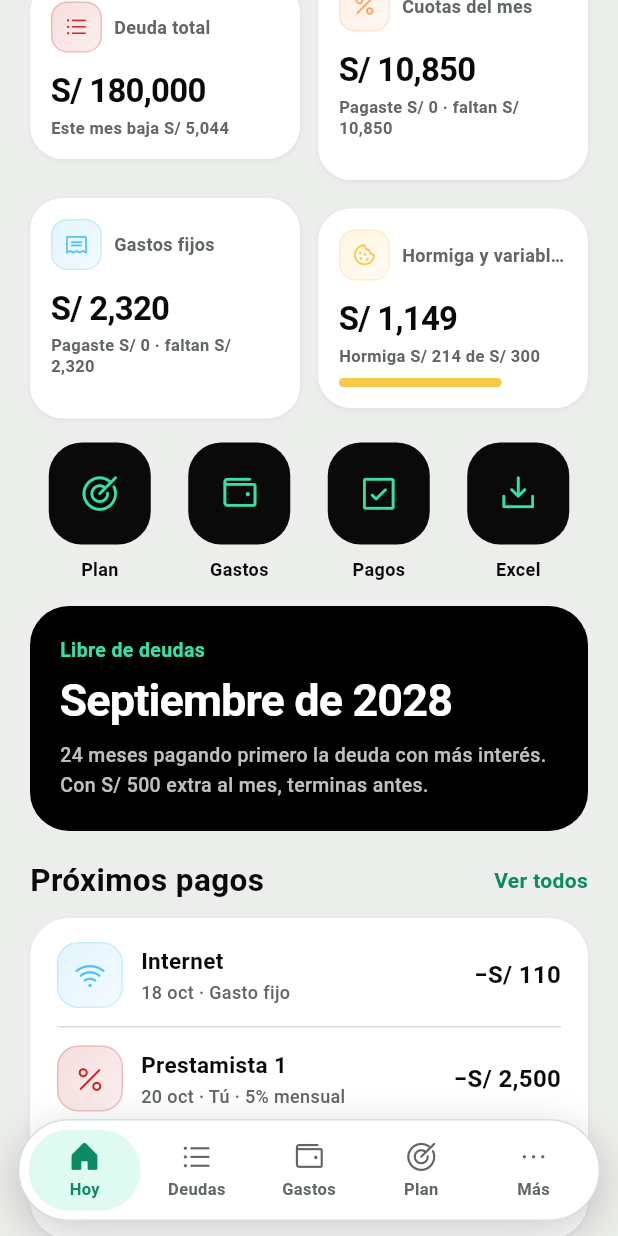
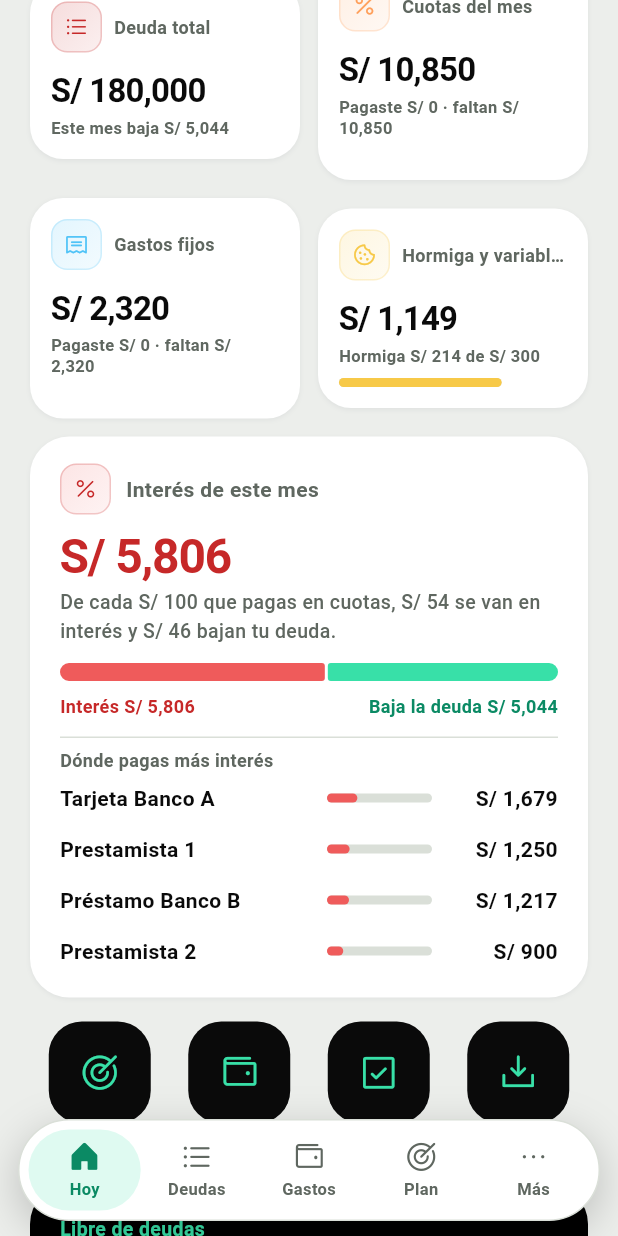
Before and after one commit to AnthonyUribeA/cero, a Flutter app: the screen it shows after launch, scrolled down 576 dp, on a phone screen of 412 x 824 dp. Run offline on Flutter 3.47's test engine with Material 3 defaults, Android fonts, the phone set to English and light mode, and no system bars; our stand-ins replace share_plus, shared_preferences; missing offline and left inert: excel.

Commit message:
Resumen: interés que pagas este mes y en qué deudas
Co-Authored-By: Claude Opus 5.5 <noreply@anthropic.com>
Claude-Session: https://claude.ai/code/session_01DWdSfUB3XyLZufNSuhNaDn

```diff
--- a/lib/screens/hoy.dart
+++ b/lib/screens/hoy.dart
@@ -9,6 +9,7 @@ import '../theme.dart';
 import '../widgets.dart';
 import 'ajustes.dart';
 import 'arranque.dart';
+import 'detalle.dart';
 import 'pagos.dart';
 
 class _Upcoming {
@@ -293,7 +294,75 @@ class HoyScreen extends StatelessWidget {
             'Hormiga ${money(s.hormigaSpent)} de ${money(s.hormigaCap)}',
             frac: s.hormigaCap > 0 ? s.hormigaSpent / s.hormigaCap : 0, onTap: () => onTab(2)),
       ]),
+      const SizedBox(height: 12),
+      _interestCard(context, p, s),
     ]);
+  }
+
+  Widget _interestCard(BuildContext context, Pal p, AppStore s) {
+    final interest = s.interestThisMonth;
+    final capital = s.capitalThisMonth;
+    final cuotas = interest + capital;
+    final pct = cuotas > 0 ? (interest / cuotas * 100).round() : 0;
+    final top = s.interestByDebt.take(4).toList();
+    return panel(
+      p,
+      radius: 26,
+      pad: const EdgeInsets.fromLTRB(20, 18, 20, 14),
+      child: Column(crossAxisAlignment: CrossAxisAlignment.start, children: [
+        Row(children: [
+          iconTile(Ic.percent, p.red, p.redFill.withValues(alpha: 0.16), size: 34),
+          const SizedBox(width: 10),
+          Expanded(child: Text('Interés de este mes', style: ts(p, 14, w: FontWeight.w700, color: p.muted))),
+        ]),
+        const SizedBox(height: 10),
+        Text(money(interest), style: ts(p, 32, w: FontWeight.w700, ls: -0.8, tab: true, h: 1.1, color: p.red)),
+        const SizedBox(height: 4),
+        Text(
+            interest <= 0.5
+                ? 'Este mes no pagas intereses.'
+                : 'De cada S/ 100 que pagas en cuotas, S/ $pct se van en interés y S/ ${100 - pct} bajan tu deuda.',
+            style: ts(p, 13, color: p.muted, h: 1.45)),
+        const SizedBox(height: 12),
+        splitBar(p, [MapEntry(interest, p.redFill), MapEntry(capital, p.greenFill)], height: 12),
+        const SizedBox(height: 8),
+        Row(mainAxisAlignment: MainAxisAlignment.spaceBetween, children: [
+          Text('Interés ${money(interest)}', style: ts(p, 12, w: FontWeight.w700, color: p.red)),
+          Text('Baja la deuda ${money(capital)}', style: ts(p, 12, w: FontWeight.w700, color: p.green)),
+        ]),
+        if (top.isNotEmpty) ...[
+          const SizedBox(height: 12),
+          divider(p),
+          const SizedBox(height: 6),
+          Text('Dónde pagas más interés', style: ts(p, 12, w: FontWeight.w700, color: p.muted)),
+          for (final e in top)
+            GestureDetector(
+              behavior: HitTestBehavior.opaque,
+              onTap: () => Navigator.of(context)
+                  .push(MaterialPageRoute<void>(builder: (_) => DetalleScreen(debtId: e.$1.id))),
+              child: Padding(
+                padding: const EdgeInsets.symmetric(vertical: 7),
+                child: Row(children: [
+                  Expanded(
+                    child: Text(e.$1.name,
+                        maxLines: 1, overflow: TextOverflow.ellipsis, style: ts(p, 14, w: FontWeight.w600)),
+                  ),
+                  SizedBox(
+                    width: 70,
+                    child: progressBar(p, interest > 0 ? e.$2 / interest : 0, p.redFill, height: 6),
+                  ),
+                  const SizedBox(width: 10),
+                  SizedBox(
+                    width: 74,
+                    child: Text(money(e.$2),
+                        textAlign: TextAlign.right, style: ts(p, 14, w: FontWeight.w700, tab: true)),
+                  ),
+                ]),
+              ),
+            ),
+        ],
+      ]),
+    );
   }
 
   static double _pay(Debt d, DateTime due) => d.paymentFor(due.year * 12 + due.month - 1);
--- a/lib/store.dart
+++ b/lib/store.dart
@@ -165,6 +165,18 @@ class AppStore extends ChangeNotifier {
         final r = d.schedule;
         return t + (r.isEmpty ? 0 : r.first.capital + r.first.extra);
       });
+
+  /// Interés que pagas este mes en cada deuda, de mayor a menor.
+  List<(Debt, double)> get interestByDebt {
+    final out = <(Debt, double)>[
+      for (final d in current)
+        (d, d.schedule.isEmpty ? 0.0 : d.schedule.first.interest),
+    ]..removeWhere((e) => e.$2 <= 0.005);
+    out.sort((a, b) => b.$2.compareTo(a.$2));
+    return out;
+  }
+
+  double get interestThisMonth => interestByDebt.fold(0.0, (t, e) => t + e.$2);
 
   /// Lo que queda libre tras cuotas, fijos, variables y el tope de hormiga.
   double get freeMargin =>
```
Also changed, not shown: 1 other file.
